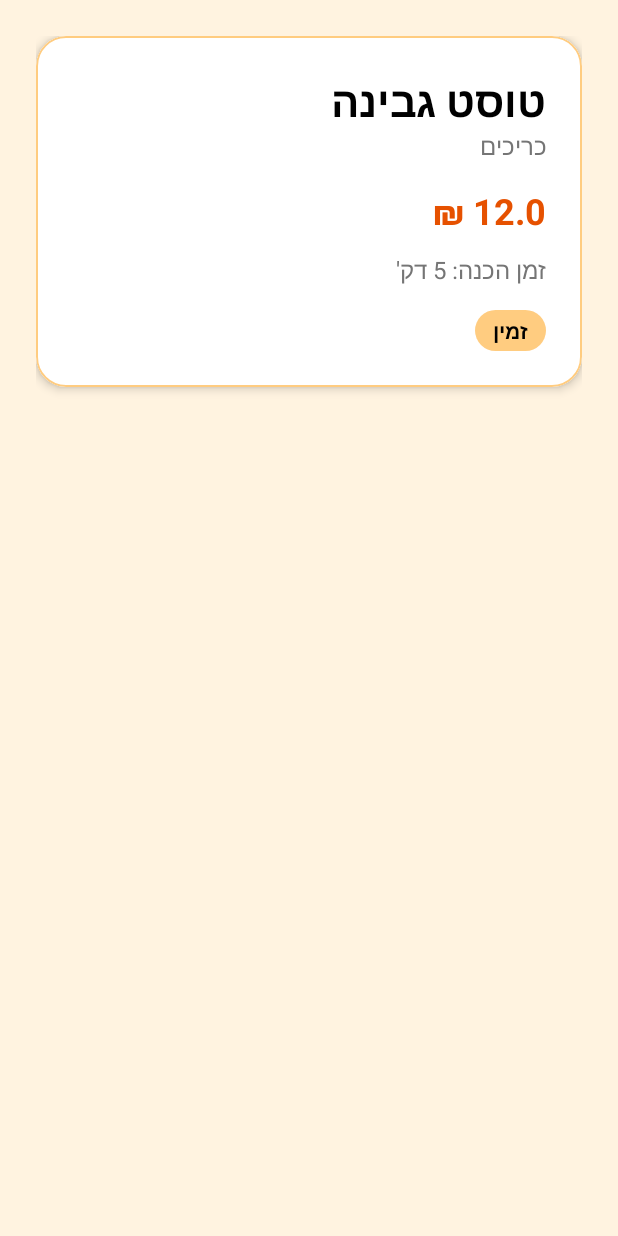
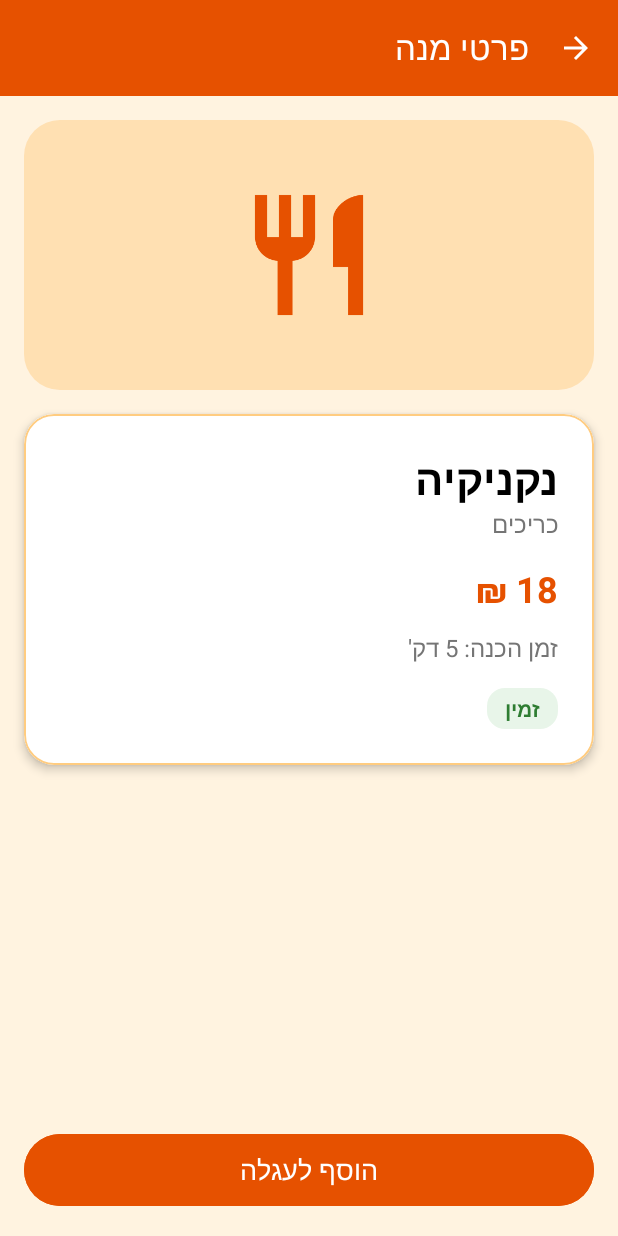
Before and after one commit to jaylxx/CafeteriaApp, an Android app: the FoodItemDetailsActivity screen opened directly, with no data from a screen before it, on a phone screen of 412 x 824 dp. Run offline under Robolectric (Android 15) with nearby library versions, the phone set to English and light mode, and no system bars.

Commit message:
Improve food item details design

```diff
--- a/app/src/main/java/com/example/cafeteriaapp/FoodItemDetailsActivity.java
+++ b/app/src/main/java/com/example/cafeteriaapp/FoodItemDetailsActivity.java
@@ -1,6 +1,8 @@
 package com.example.cafeteriaapp;
 
 import android.os.Bundle;
+import android.view.View;
+import android.widget.Toast;
 
 import androidx.appcompat.app.AppCompatActivity;
 
@@ -17,16 +19,43 @@ public class FoodItemDetailsActivity extends AppCompatActivity {
         binding = ActivityFoodItemDetailsBinding.inflate(getLayoutInflater());
         setContentView(binding.getRoot());
 
-        FoodItem item = new FoodItem("טוסט גבינה", "כריכים", 12.0, 5, true);
+        binding.toolbar.setNavigationOnClickListener(new View.OnClickListener() {
+            @Override
+            public void onClick(View v) {
+                finish();
+            }
+        });
+
+        FoodItem item = new FoodItem("נקניקיה", "כריכים", 18.0, 5, true);
 
         binding.tvName.setText(item.getName());
         binding.tvCategory.setText(item.getCategory());
-        binding.tvPrice.setText(item.getPrice() + " ₪");
+
+        double price = item.getPrice();
+        if (price == (int) price) {
+            binding.tvPrice.setText((int) price + " ₪");
+        } else {
+            binding.tvPrice.setText(String.format("%.2f ₪", price));
+        }
+
         binding.tvPrepTime.setText("זמן הכנה: " + item.getPrepTime() + " דק'");
+
         if (item.isAvailable()) {
             binding.tvAvailable.setText("זמין");
+            binding.tvAvailable.setBackgroundResource(R.drawable.chip_available);
+            binding.tvAvailable.setTextColor(getColor(R.color.green));
         } else {
             binding.tvAvailable.setText("אזל");
+            binding.tvAvailable.setBackgroundResource(R.drawable.chip_unavailable);
+            binding.tvAvailable.setTextColor(getColor(R.color.red));
+            binding.btnAddToCart.setEnabled(false);
         }
+
+        binding.btnAddToCart.setOnClickListener(new View.OnClickListener() {
+            @Override
+            public void onClick(View v) {
+                Toast.makeText(FoodItemDetailsActivity.this, "המנה נוספה לעגלה", Toast.LENGTH_SHORT).show();
+            }
+        });
     }
 }
--- a/app/src/main/res/drawable/chip_bg.xml
+++ b/app/src/main/res/drawable/chip_available.xml
@@ -1,6 +1,6 @@
 <?xml version="1.0" encoding="utf-8"?>
 <shape xmlns:android="http://schemas.android.com/apk/res/android"
     android:shape="rectangle">
-    <solid android:color="@color/border" />
-    <corners android:radius="50dp" />
+    <solid android:color="@color/green_light" />
+    <corners android:radius="12dp" />
 </shape>
--- /dev/null
+++ b/app/src/main/res/drawable/chip_unavailable.xml
@@ -0,0 +1,6 @@
+<?xml version="1.0" encoding="utf-8"?>
+<shape xmlns:android="http://schemas.android.com/apk/res/android"
+    android:shape="rectangle">
+    <solid android:color="@color/red_light" />
+    <corners android:radius="12dp" />
+</shape>
--- /dev/null
+++ b/app/src/main/res/drawable/food_image_bg.xml
@@ -0,0 +1,6 @@
+<?xml version="1.0" encoding="utf-8"?>
+<shape xmlns:android="http://schemas.android.com/apk/res/android"
+    android:shape="rectangle">
+    <solid android:color="@color/orange_light" />
+    <corners android:radius="24dp" />
+</shape>
--- a/app/src/main/res/layout/activity_food_item_details.xml
+++ b/app/src/main/res/layout/activity_food_item_details.xml
@@ -8,12 +8,39 @@
     android:orientation="vertical"
     android:layoutDirection="rtl"
     android:background="@color/cream"
-    android:padding="24dp"
+    android:fitsSystemWindows="true"
     tools:context=".FoodItemDetailsActivity">
+
+    <com.google.android.material.appbar.MaterialToolbar
+        android:id="@+id/toolbar"
+        android:layout_width="match_parent"
+        android:layout_height="?attr/actionBarSize"
+        android:background="@color/orange"
+        android:theme="@style/ThemeOverlay.Material3.Dark.ActionBar"
+        app:popupTheme="@style/ThemeOverlay.Material3.Light"
+        app:navigationIcon="?attr/homeAsUpIndicator"
+        app:title="פרטי מנה"
+        app:titleTextColor="@color/white" />
+
+    <FrameLayout
+        android:layout_width="match_parent"
+        android:layout_height="180dp"
+        android:layout_margin="16dp"
+        android:background="@drawable/food_image_bg">
+
+        <ImageView
+            android:id="@+id/ivFood"
+            android:layout_width="96dp"
+            android:layout_height="96dp"
+            android:layout_gravity="center"
+            android:src="@drawable/logo" />
+
+    </FrameLayout>
 
     <com.google.android.material.card.MaterialCardView
         android:layout_width="match_parent"
         android:layout_height="wrap_content"
+        android:layout_marginHorizontal="16dp"
         app:cardBackgroundColor="@color/white"
         app:cardCornerRadius="20dp"
         app:cardElevation="4dp"
@@ -33,7 +60,7 @@
                 android:textSize="28sp"
                 android:textStyle="bold"
                 android:textColor="@color/black"
-                tools:text="טוסט גבינה" />
+                tools:text="נקניקיה" />
 
             <TextView
                 android:id="@+id/tvCategory"
@@ -51,7 +78,7 @@
                 android:textSize="24sp"
                 android:textStyle="bold"
                 android:textColor="@color/orange"
-                tools:text="12.0 ₪" />
+                tools:text="18 ₪" />
 
             <TextView
                 android:id="@+id/tvPrepTime"
@@ -67,16 +94,30 @@
                 android:layout_width="wrap_content"
                 android:layout_height="wrap_content"
                 android:layout_marginTop="16dp"
-                android:background="@drawable/chip_bg"
                 android:paddingHorizontal="12dp"
                 android:paddingVertical="4dp"
                 android:textSize="14sp"
                 android:textStyle="bold"
-                android:textColor="@color/black"
+                tools:background="@drawable/chip_available"
+                tools:textColor="@color/green"
                 tools:text="זמין" />
 
         </LinearLayout>
 
     </com.google.android.material.card.MaterialCardView>
 
+    <View
+        android:layout_width="match_parent"
+        android:layout_height="0dp"
+        android:layout_weight="1" />
+
+    <Button
+        android:id="@+id/btnAddToCart"
+        android:layout_width="match_parent"
+        android:layout_height="56dp"
+        android:layout_margin="16dp"
+        android:text="הוסף לעגלה"
+        android:textSize="18sp"
+        android:backgroundTint="@color/orange" />
+
 </LinearLayout>
--- a/app/src/main/res/values/colors.xml
+++ b/app/src/main/res/values/colors.xml
@@ -6,4 +6,9 @@
     <color name="cream">#FFF3E0</color>
     <color name="gray">#757575</color>
     <color name="border">#FFCC80</color>
+    <color name="orange_light">#FFE0B2</color>
+    <color name="green_light">#E8F5E9</color>
+    <color name="green">#2E7D32</color>
+    <color name="red_light">#FFEBEE</color>
+    <color name="red">#C62828</color>
 </resources>
```
